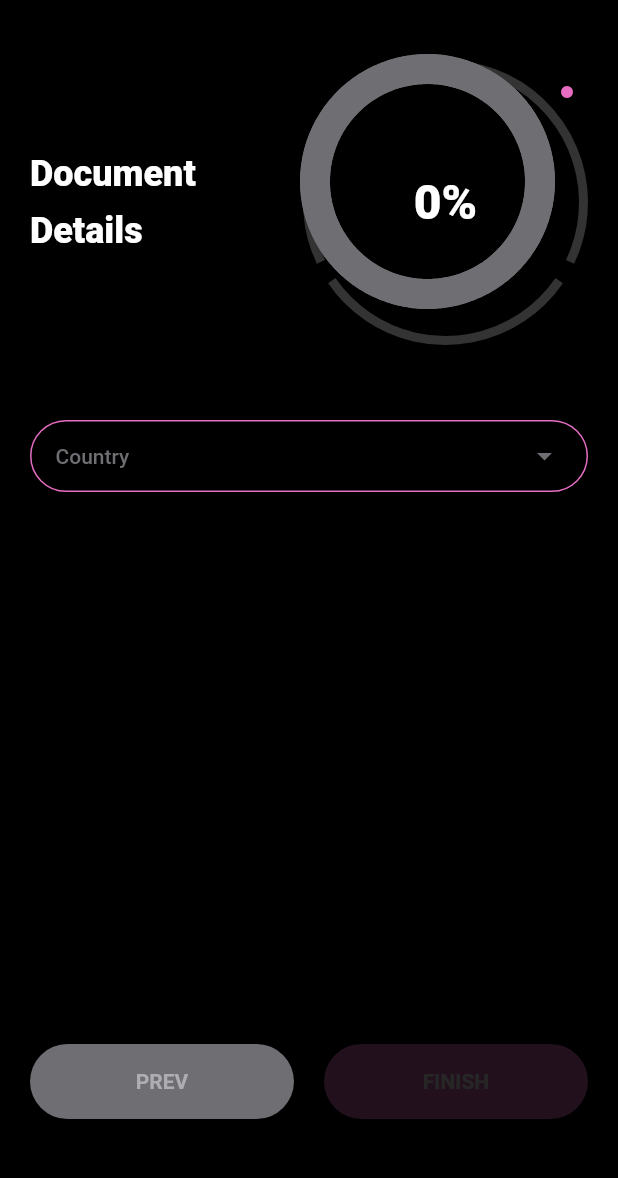
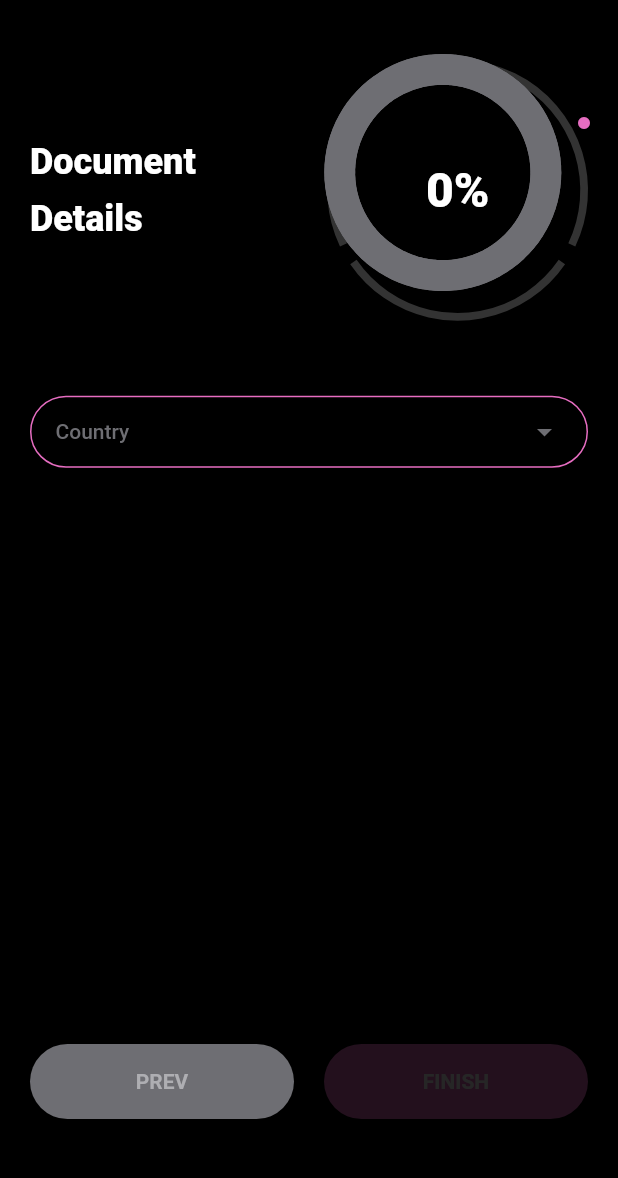
Before and after one commit to Jinochacko/quizapp, a Flutter app: the CountryDetailsPage screen opened directly, on a phone screen of 412 x 824 dp, the part 54-1232 px from its top. Run offline on Flutter 3.47's test engine with Material 2 defaults, Android fonts, the phone set to English and light mode, and no system bars; drawn by our look-alikes of step_progress_indicator; network calls fail.

Commit message:
[Updated] dot position, progress graph size and percentage calculations are done dynamically based on the screen size and number of questions

```diff
--- a/lib/provider/quizProvider.dart
+++ b/lib/provider/quizProvider.dart
@@ -10,11 +10,13 @@ class QuizProvider extends ChangeNotifier {
   int _percentageStep = 0;
   String _documentName = "";
   String _documentNumber = "";
+  final int _totalNumberOfQuestions = 3;
   List<CountryItem> get countries => _countries;
   String get documentNumber => _documentNumber;
   String get documentName => _documentName;
   CountryItem get country => _country;
   int get percentageStep => _percentageStep;
+  int get totalNumberOfQuestions => _totalNumberOfQuestions;
 
   Future<void> getCountries() async {
     _countries = await _service.fetchCountries();
--- a/lib/widgets/progress.dart
+++ b/lib/widgets/progress.dart
@@ -1,3 +1,5 @@
+import 'dart:math';
+
 import 'package:flutter/material.dart';
 import 'package:provider/provider.dart';
 import 'package:quiz/provider/quizProvider.dart';
@@ -12,44 +14,55 @@ class Position {
 
 class Progress extends StatelessWidget {
   final bool hasDot;
-  final double stepPercentage = 33.33;
-  const Progress({super.key, this.hasDot = true });
+  const Progress({super.key, this.hasDot = true});
 
-  Position getPosition(int step){
-    if(step == 2){
-      return Position(
-          17,
-          15
-      );
-    }
-    if(step == 1){
-      return Position(
-          90,
-          195
-      );
-    }
-    return Position(
-      180,
-      15
-    );
+  Position getPosition(int step, int totalQns, double radius) {
+    double distanceToDotFromCenter = radius + 15;
+    double angleStep = pi / totalQns;
+    double angle = 2 * angleStep;
+    double angleToCalculate = step * angle + angleStep;
+    double x = radius + (distanceToDotFromCenter * sin(angleToCalculate));
+    double y = radius - (distanceToDotFromCenter * cos(angleToCalculate));
+
+    return Position(x, y);
   }
 
   @override
   Widget build(BuildContext context) {
-    return Consumer<QuizProvider>(builder: (context, quiz, child) => new Stack(
+    double screenWidth = MediaQuery.of(context).size.width;
+    double doughnutDiameter = screenWidth / 2 - 48;
+    double progressDiameter = doughnutDiameter * 1.1;
+    double doughnutStepSize = screenWidth * .05 < 20 ? 20 : screenWidth * .05;
+    double progressStepSize =
+        doughnutStepSize * .25 < 5 ? 5 : doughnutStepSize * .25;
+
+    return Consumer<QuizProvider>(builder: (context, quiz, child) {
+      Position coordinates = getPosition(quiz.percentageStep,
+          quiz.totalNumberOfQuestions, progressDiameter / 2);
+
+      return Container(
+        child: new Stack(
           clipBehavior: Clip.none,
           children: <Widget>[
-        Padding(padding: EdgeInsets.only(left: 10, top: 0,right: 0,bottom: 0),child:
-        CircularStepProgressIndicator(
-          totalSteps: 3,
+            Padding(
+              padding: EdgeInsets.only(left: 10, top: 0, right: 0, bottom: 0),
+              child: CircularStepProgressIndicator(
+                totalSteps: quiz.totalNumberOfQuestions,
                 currentStep: quiz.percentageStep,
-          width: 190,
-          height: 190,
+                width: progressDiameter,
+                height: progressDiameter,
+                stepSize: progressStepSize,
                 selectedColor: Color.fromRGBO(230, 109, 193, 1),
                 unselectedColor: Color.fromRGBO(51, 51, 51, 1),
                 child: Center(
                   child: Text(
-              quiz.percentageStep == 3 ? "100%": (stepPercentage * quiz.percentageStep).floor().toString()+"%",
+                    quiz.percentageStep == quiz.totalNumberOfQuestions
+                        ? "100%"
+                        : ((100 / quiz.totalNumberOfQuestions) *
+                                    quiz.percentageStep)
+                                .floor()
+                                .toString() +
+                            "%",
                     style: TextStyle(
                         fontSize: 32,
                         color: Colors.white,
@@ -63,29 +76,33 @@ class Progress extends StatelessWidget {
               left: 8,
               child: CircularStepProgressIndicator(
                 totalSteps: 100,
-            currentStep: (stepPercentage * quiz.percentageStep).round(),
-            stepSize: 20,
+                currentStep:
+                    ((100 / quiz.totalNumberOfQuestions) * quiz.percentageStep)
+                        .round(),
+                stepSize: doughnutStepSize,
                 selectedColor: Color.fromRGBO(230, 109, 193, 1),
                 unselectedColor: Color.fromRGBO(110, 110, 115, 1),
                 padding: 0,
-            width: 170,
-            height: 170,
-            selectedStepSize: 20,
+                width: doughnutDiameter,
+                height: doughnutDiameter,
                 roundedCap: (_, __) => true,
               ),
             ),
-        hasDot || (hasDot && quiz.percentageStep != 3)
+            hasDot ||
+                    (hasDot &&
+                        quiz.percentageStep != quiz.totalNumberOfQuestions)
                 ? Positioned(
-            left: getPosition(quiz.percentageStep).x,
-            top: getPosition(quiz.percentageStep).y,
+                    left: coordinates.x,
+                    top: coordinates.y,
                     child: Icon(
-              Icons.fiber_manual_record,
+                      Icons.fiber_manual_record_rounded,
                       color: Color.fromRGBO(230, 109, 193, 1),
                       size: 12,
-            )
-        )
+                    ))
                 : SizedBox()
           ],
-    ));
+        ),
+      );
+    });
   }
 }
```
Lines whose indentation alone changed are shown as unchanged.
